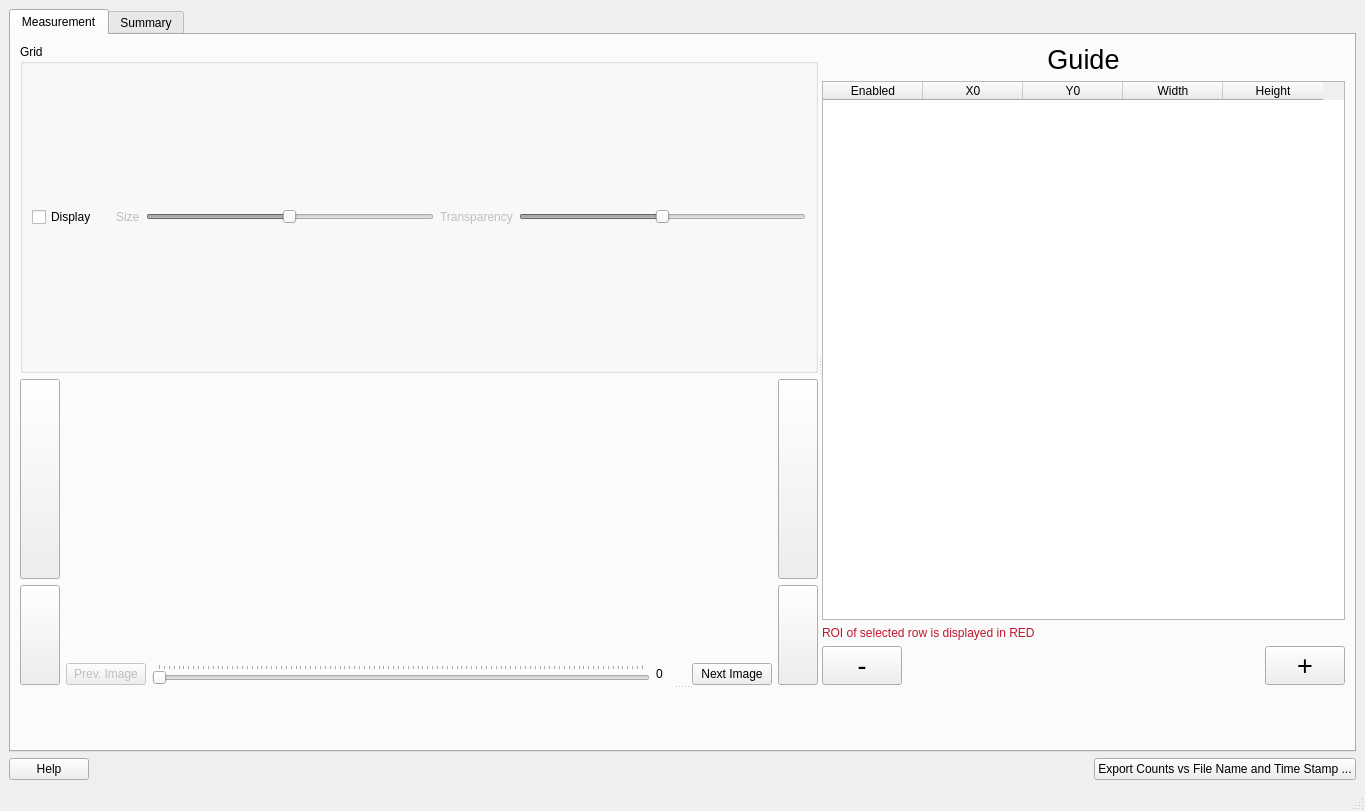
Above: ui/ui_integrated_roi_counts_vs_file_name_and_time_stamp.ui from neutronimaging/python_notebooks before the change. Below: the same form after it.
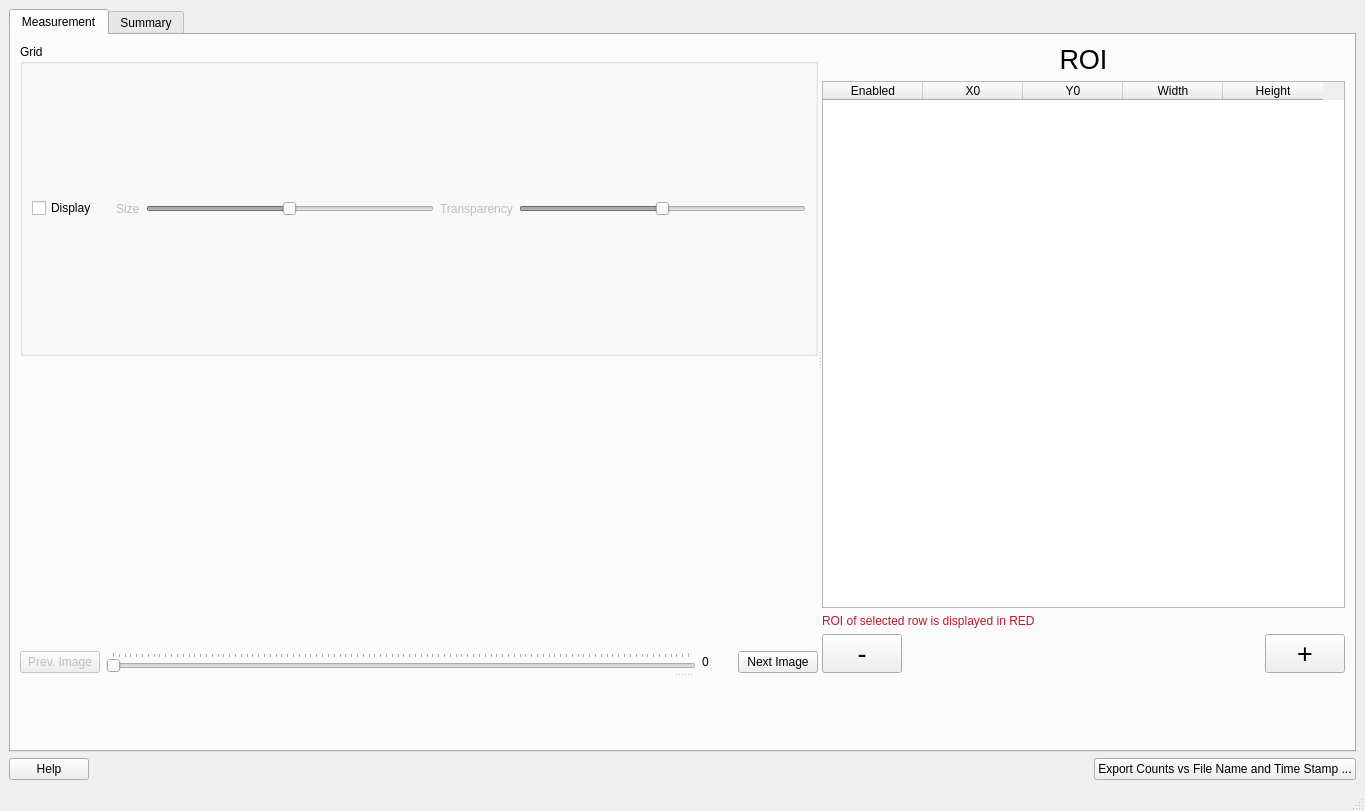
That is the form after the change.

Commit message: Removed rotation buttons and fixed size of grid

```diff
--- a/ui/ui_integrated_roi_counts_vs_file_name_and_time_stamp.ui
+++ b/ui/ui_integrated_roi_counts_vs_file_name_and_time_stamp.ui
@@ -149,48 +149,6 @@
              </item>
              <item>
               <layout class="QHBoxLayout" name="horizontalLayout_5">
-               <item>
-                <layout class="QVBoxLayout" name="verticalLayout_5">
-                 <item>
-                  <widget class="QPushButton" name="right_rotation_button_fast">
-                   <property name="minimumSize">
-                    <size>
-                     <width>0</width>
-                     <height>200</height>
-                    </size>
-                   </property>
-                   <property name="maximumSize">
-                    <size>
-                     <width>50</width>
-                     <height>200</height>
-                    </size>
-                   </property>
-                   <property name="text">
-                    <string/>
-                   </property>
-                  </widget>
-                 </item>
-                 <item>
-                  <widget class="QPushButton" name="right_rotation_button_slow">
-                   <property name="minimumSize">
-                    <size>
-                     <width>0</width>
-                     <height>100</height>
-                    </size>
-                   </property>
-                   <property name="maximumSize">
-                    <size>
-                     <width>50</width>
-                     <height>100</height>
-                    </size>
-                   </property>
-                   <property name="text">
-                    <string/>
-                   </property>
-                  </widget>
-                 </item>
-                </layout>
-               </item>
                <item>
                 <layout class="QVBoxLayout" name="verticalLayout_2">
                  <item>
@@ -261,48 +219,6 @@
                  </item>
                 </layout>
                </item>
-               <item>
-                <layout class="QVBoxLayout" name="verticalLayout_6">
-                 <item>
-                  <widget class="QPushButton" name="left_rotation_button_fast">
-                   <property name="minimumSize">
-                    <size>
-                     <width>0</width>
-                     <height>200</height>
-                    </size>
-                   </property>
-                   <property name="maximumSize">
-                    <size>
-                     <width>50</width>
-                     <height>200</height>
-                    </size>
-                   </property>
-                   <property name="text">
-                    <string/>
-                   </property>
-                  </widget>
-                 </item>
-                 <item>
-                  <widget class="QPushButton" name="left_rotation_button_slow">
-                   <property name="minimumSize">
-                    <size>
-                     <width>0</width>
-                     <height>100</height>
-                    </size>
-                   </property>
-                   <property name="maximumSize">
-                    <size>
-                     <width>50</width>
-                     <height>100</height>
-                    </size>
-                   </property>
-                   <property name="text">
-                    <string/>
-                   </property>
-                  </widget>
-                 </item>
-                </layout>
-               </item>
               </layout>
              </item>
             </layout>
@@ -319,7 +235,7 @@
                   </font>
                  </property>
                  <property name="text">
-                  <string>Guide</string>
+                  <string>ROI</string>
                  </property>
                  <property name="alignment">
                   <set>Qt::AlignCenter</set>
```
Left out of the diff: 64 changed lines with no effect on the pictures. The commit also changes 3 other files.
